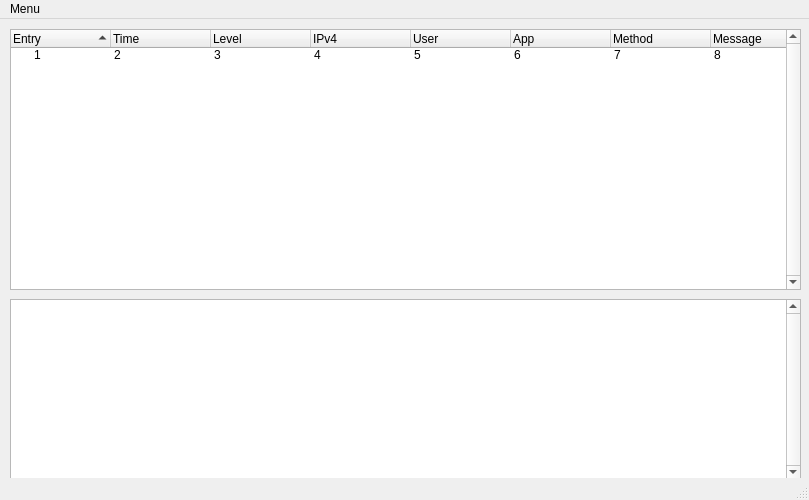
First picture: the form in Qt5_UI/oc_logReader.ui, repository jupiterbjy/owncloudLogViewer, before the edit.
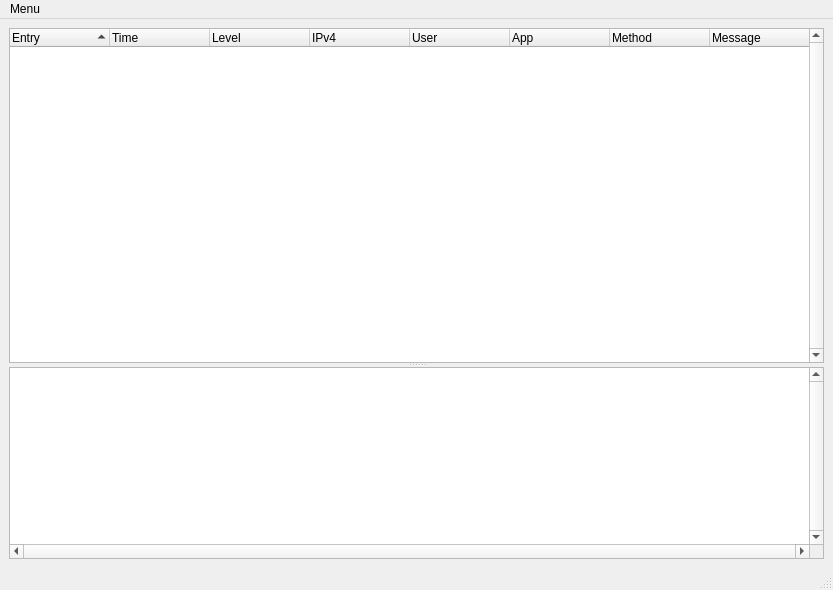
Second picture: the form after the edit.

Diff of the .ui file:
```diff
--- a/Qt5_UI/oc_logReader.ui
+++ b/Qt5_UI/oc_logReader.ui
@@ -6,8 +6,8 @@
    <rect>
     <x>0</x>
     <y>0</y>
-    <width>809</width>
-    <height>500</height>
+    <width>833</width>
+    <height>590</height>
    </rect>
   </property>
   <property name="acceptDrops">
@@ -20,14 +20,24 @@
    <number>-1</number>
   </property>
   <widget class="QWidget" name="centralwidget">
+   <layout class="QGridLayout" name="gridLayout">
+    <item row="0" column="0">
+     <widget class="QSplitter" name="splitter">
+      <property name="sizePolicy">
+       <sizepolicy hsizetype="Preferred" vsizetype="Expanding">
+        <horstretch>0</horstretch>
+        <verstretch>0</verstretch>
+       </sizepolicy>
+      </property>
+      <property name="orientation">
+       <enum>Qt::Vertical</enum>
+      </property>
    <widget class="QTreeWidget" name="oc_treeWidget">
-    <property name="geometry">
-     <rect>
-      <x>10</x>
-      <y>10</y>
-      <width>791</width>
-      <height>261</height>
-     </rect>
+       <property name="sizePolicy">
+        <sizepolicy hsizetype="Expanding" vsizetype="Expanding">
+         <horstretch>0</horstretch>
+         <verstretch>1</verstretch>
+        </sizepolicy>
     </property>
     <property name="acceptDrops">
      <bool>true</bool>
@@ -99,46 +109,24 @@
       <string>Message</string>
      </property>
     </column>
-    <item>
-     <property name="text">
-      <string>1</string>
-     </property>
-     <property name="text">
-      <string>2</string>
-     </property>
-     <property name="text">
-      <string>3</string>
-     </property>
-     <property name="text">
-      <string>4</string>
-     </property>
-     <property name="text">
-      <string>5</string>
-     </property>
-     <property name="text">
-      <string>6</string>
-     </property>
-     <property name="text">
-      <string>7</string>
-     </property>
-     <property name="text">
-      <string>8</string>
-     </property>
-    </item>
    </widget>
    <widget class="QTextBrowser" name="item_textBrowser">
-    <property name="geometry">
-     <rect>
-      <x>10</x>
-      <y>280</y>
-      <width>791</width>
-      <height>181</height>
-     </rect>
+       <property name="sizePolicy">
+        <sizepolicy hsizetype="Expanding" vsizetype="Expanding">
+         <horstretch>0</horstretch>
+         <verstretch>0</verstretch>
+        </sizepolicy>
     </property>
     <property name="verticalScrollBarPolicy">
      <enum>Qt::ScrollBarAlwaysOn</enum>
     </property>
-   </widget>
+       <property name="horizontalScrollBarPolicy">
+        <enum>Qt::ScrollBarAlwaysOn</enum>
+       </property>
+      </widget>
+     </widget>
+    </item>
+   </layout>
   </widget>
   <widget class="QStatusBar" name="statusbar"/>
   <widget class="QMenuBar" name="menubar">
@@ -146,7 +134,7 @@
     <rect>
      <x>0</x>
      <y>0</y>
-     <width>809</width>
+     <width>833</width>
      <height>21</height>
     </rect>
    </property>
```
Left out of the diff: 2 changed lines with no effect on the pictures. Lines whose indentation alone changed are shown as unchanged.
